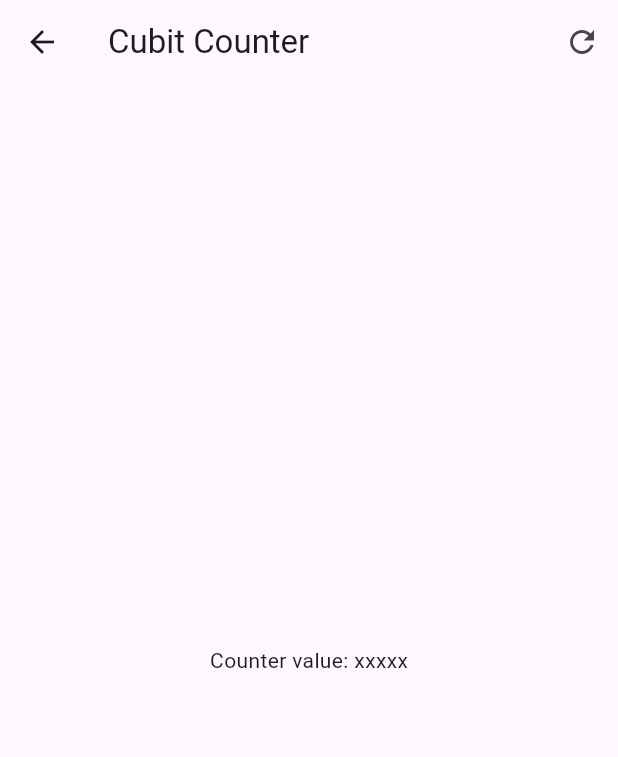
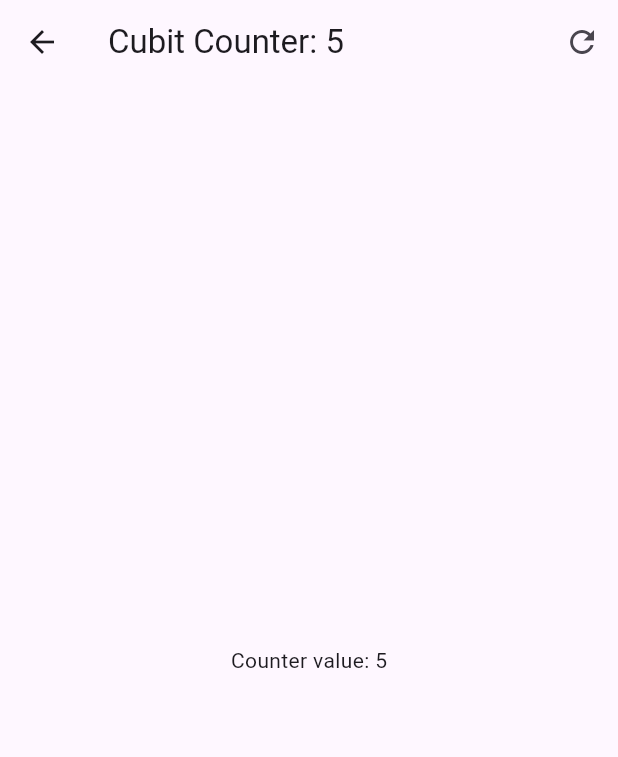
Before and after one commit to MiguelHG2351/forms_app, a Flutter app: the screen it shows after launch, after a tap on "Cubits", on a phone screen of 412 x 824 dp. Shown: the top 757 px of the screen. Run offline on Flutter 3.47's test engine with Material 3 defaults, Android fonts, the phone set to English and light mode, and no system bars; our stand-ins replace flutter_bloc, go_router.

Commit message:
added inital state to the cubic counter screen

```diff
--- a/lib/presentation/screens/cubit_counter_screen.dart
+++ b/lib/presentation/screens/cubit_counter_screen.dart
@@ -1,19 +1,44 @@
 import 'package:flutter/material.dart';
+import 'package:flutter_bloc/flutter_bloc.dart';
+import 'package:forms_app/presentation/blocs/cubit/counter_cubit.dart';
 
 class CubitCounterScreen extends StatelessWidget {
   const CubitCounterScreen({super.key});
 
   @override
   Widget build(BuildContext context) {
+    return BlocProvider(
+        create: (_) {
+          return CounterCubit();
+        },
+        child: _CubicCounterView());
+  }
+}
+
+class _CubicCounterView extends StatelessWidget {
+  const _CubicCounterView({
+    super.key,
+  });
+
+
+  @override
+  Widget build(BuildContext context) {
+    final counterState = context.watch<CounterCubit>().state;
+
     return Scaffold(
       appBar: AppBar(
-        title: const Text('Cubit Counter'),
+        title: Text('Cubit Counter: ${counterState.counter}'),
         actions: [
           IconButton(onPressed: () {}, icon: const Icon(Icons.refresh_outlined))
         ],
       ),
-      body: const Center(
-        child: Text('Counter value: xxxxx'),
+      body: Center(
+        child: BlocBuilder<CounterCubit, CounterState>(
+          // buildWhen: (previous, current) => current.counter != previous.counter,
+          builder: (context, state) {
+            return Text('Counter value: ${state.counter}');
+          },
+        ),
       ),
       floatingActionButton: Column(
         mainAxisAlignment: MainAxisAlignment.end,
@@ -23,13 +48,17 @@ class CubitCounterScreen extends StatelessWidget {
             heroTag: '1',
             child: const Text('+3'),
           ),
-          const SizedBox(height: 15,),
+          const SizedBox(
+            height: 15,
+          ),
           FloatingActionButton(
             onPressed: () {},
             heroTag: '2',
             child: const Text('+2'),
           ),
-          const SizedBox(height: 15,),
+          const SizedBox(
+            height: 15,
+          ),
           FloatingActionButton(
             onPressed: () {},
             heroTag: '3',
```
